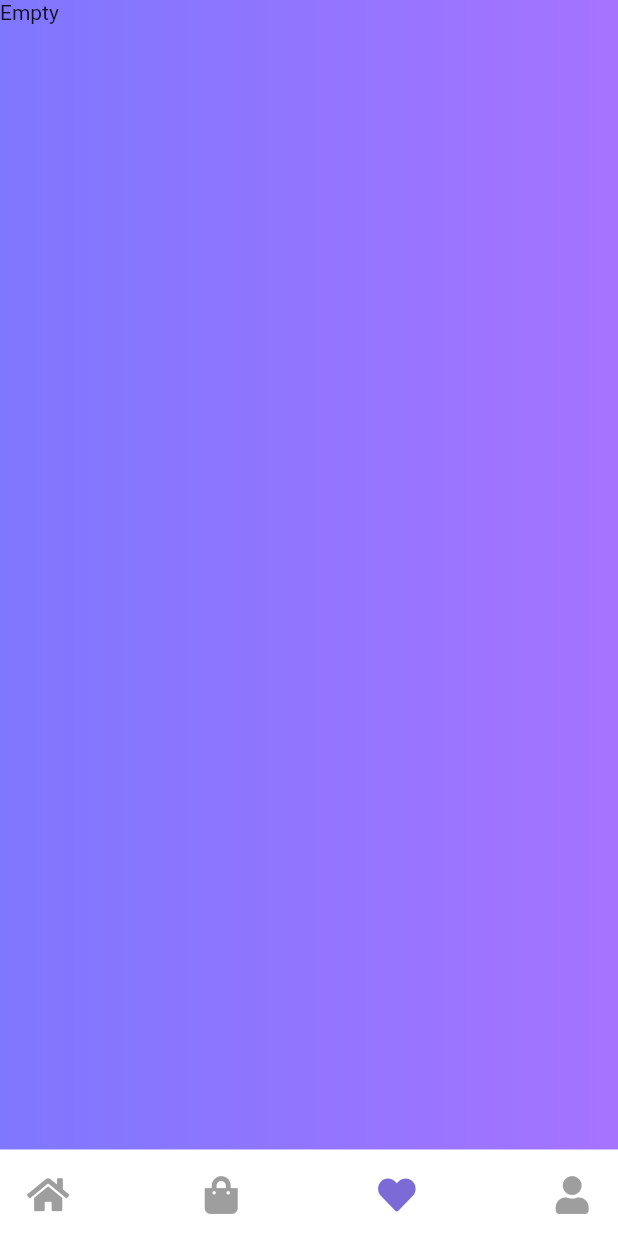
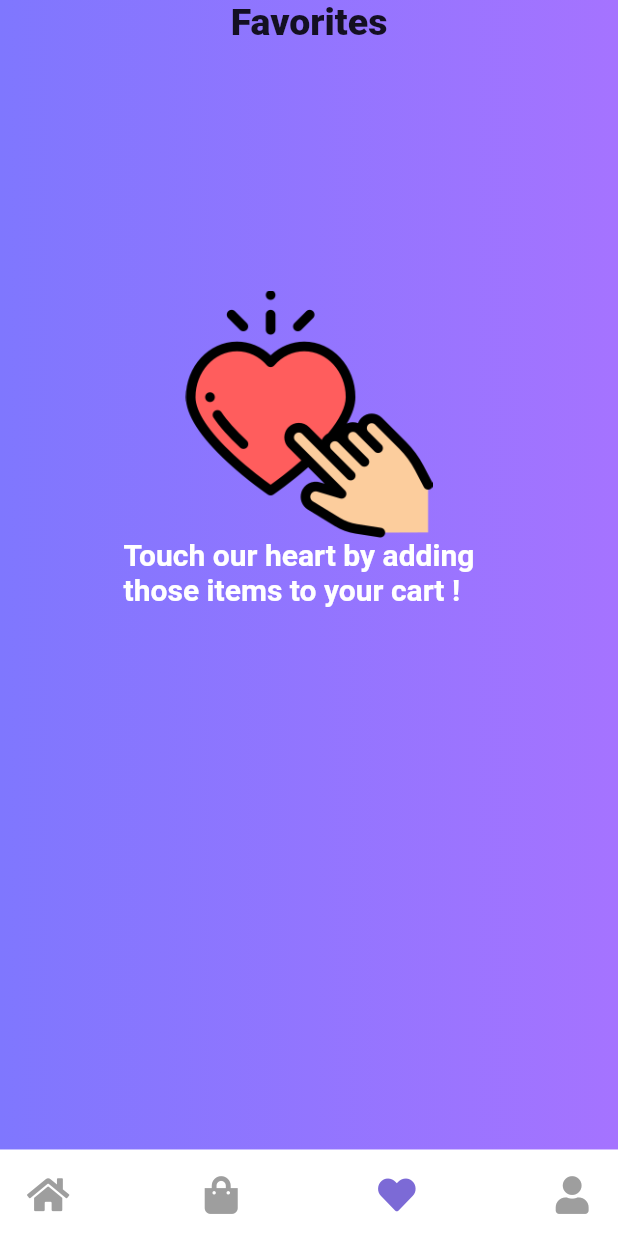
Before and after one commit to raghavguptaeng/kawaii, a Flutter app: the HomeScreen screen opened by its route, item 3 of the bottom bar chosen, on a phone screen of 412 x 824 dp. Run offline on Flutter 3.47's test engine with Material 2 defaults, Android fonts, the phone set to English and light mode, and no system bars; our stand-ins replace cloud_firestore, firebase_auth, firebase_core, font_awesome_flutter; accounts and stored records are empty; network calls fail; Roboto replaces fonts that are missing (Metropolis).

```diff
--- a/lib/Screens/HomeScreens/Favorites.dart
+++ b/lib/Screens/HomeScreens/Favorites.dart
@@ -5,8 +5,16 @@ import 'package:flutter/material.dart';
 import 'package:font_awesome_flutter/font_awesome_flutter.dart';
 import 'package:kawaii/Components/Home%20Screen/FavoriteComponents.dart';
 import 'package:kawaii/constants.dart';
-class Favorites extends StatelessWidget {
+
+class Favorites extends StatefulWidget {
   const Favorites({Key? key}) : super(key: key);
+
+  @override
+  _FavoritesState createState() => _FavoritesState();
+}
+
+class _FavoritesState extends State<Favorites> {
+  bool isEmpty = false;
 
   @override
   Widget build(BuildContext context) {
@@ -14,17 +22,35 @@ class Favorites extends StatelessWidget {
       height: MediaQuery.of(context).size.height,
       width: MediaQuery.of(context).size.width,
       decoration: cardDecoration.copyWith(borderRadius: BorderRadius.circular(0)),
-        child: StreamBuilder<QuerySnapshot>(
+      child:Column(
+        children: [
+          Text('Favorites',style: LoginFontStyle,),
+          StreamBuilder<QuerySnapshot>(
             stream:FirebaseFirestore.instance.collection('User').doc(FirebaseAuth.instance.currentUser!.uid).collection('favorites').snapshots(),
             builder: (context,snapshot){
               var data = snapshot.data!.docs;
               if(data.length==0){
-              return Text("Empty");
+                isEmpty = true;
+                return Column(
+                  mainAxisAlignment: MainAxisAlignment.center,
+                  crossAxisAlignment: CrossAxisAlignment.center,
+                  children: [
+                    SizedBox(
+                      height: MediaQuery.of(context).size.height*0.2,
+                    ),
+                    Image.asset('assets/Images/touch.png',height:MediaQuery.of(context).size.height*0.2 ,),
+                    Container(
+                        width: MediaQuery.of(context).size.width*0.6,
+                        child: Text("Touch our heart by adding those items to your cart !",style: ksmallFontStyle,))
+                  ],
+                );
               }
+              isEmpty = false;
               return SizedBox(
                 height: MediaQuery.of(context).size.height*0.7,
                 child: ListView.builder(
                   itemCount: data.length,
+                  physics: BouncingScrollPhysics(),
                   itemBuilder: (context,index){
                     return FavoriteCard(data: data[index]);
                   },
@@ -32,7 +58,24 @@ class Favorites extends StatelessWidget {
               );
             },
           ),
-
+          StreamBuilder<QuerySnapshot>(
+            stream:FirebaseFirestore.instance.collection('User').doc(FirebaseAuth.instance.currentUser!.uid).collection('favorites').snapshots(),
+            builder: (context,snapshot){
+              var data = snapshot.data!.docs;
+              if(data.length==0){
+                return Container();
+              }
+              isEmpty = false;
+              return Container(
+                decoration: ksubCard,
+                width: MediaQuery.of(context).size.width*0.8,
+                height: MediaQuery.of(context).size.height*0.1,
+                child: Center(child: Text("ADD ALL TO CART",style: LoginFontStyle.copyWith(color: Colors.white),)),
+              );
+            },
+          )
+        ],
+      ),
     );
   }
 }
--- a/lib/constants.dart
+++ b/lib/constants.dart
@@ -1,7 +1,7 @@
 import 'package:flutter/material.dart';
 
 var LoginFontStyle = TextStyle(
-  fontSize: 34,
+  fontSize: 25,
   fontWeight: FontWeight.w900,
   fontFamily: 'Metropolis',
 );
@@ -40,3 +40,7 @@ var cardDecoration = BoxDecoration(
     gradient: LinearGradient(colors: [kcolor1, kcolor2]),
     borderRadius: BorderRadius.circular(20)
 );
+var ksubCard = BoxDecoration(
+    color:ksecColor ,
+    borderRadius: BorderRadius.circular(30)
+);
--- a/pubspec.yaml
+++ b/pubspec.yaml
@@ -54,6 +54,7 @@ flutter:
   # To add assets to your application, add an assets section, like this:
   assets:
     - assets/Images/Splash.png
+    - assets/Images/touch.png
   #   - images/a_dot_ham.jpeg
 
   # An image asset can refer to one or more resolution-specific "variants", see
```
Also changed, not shown: lib/Components/Home Screen/FavoriteComponents.dart (+8 -2 lines), lib/Components/Home Screen/HomeComponents.dart (+7 -1 lines), lib/Screens/Product/ProductCard.dart (added, +64 -0 lines), assets/Images/touch.png (added). Lines whose indentation alone changed are shown as unchanged.
